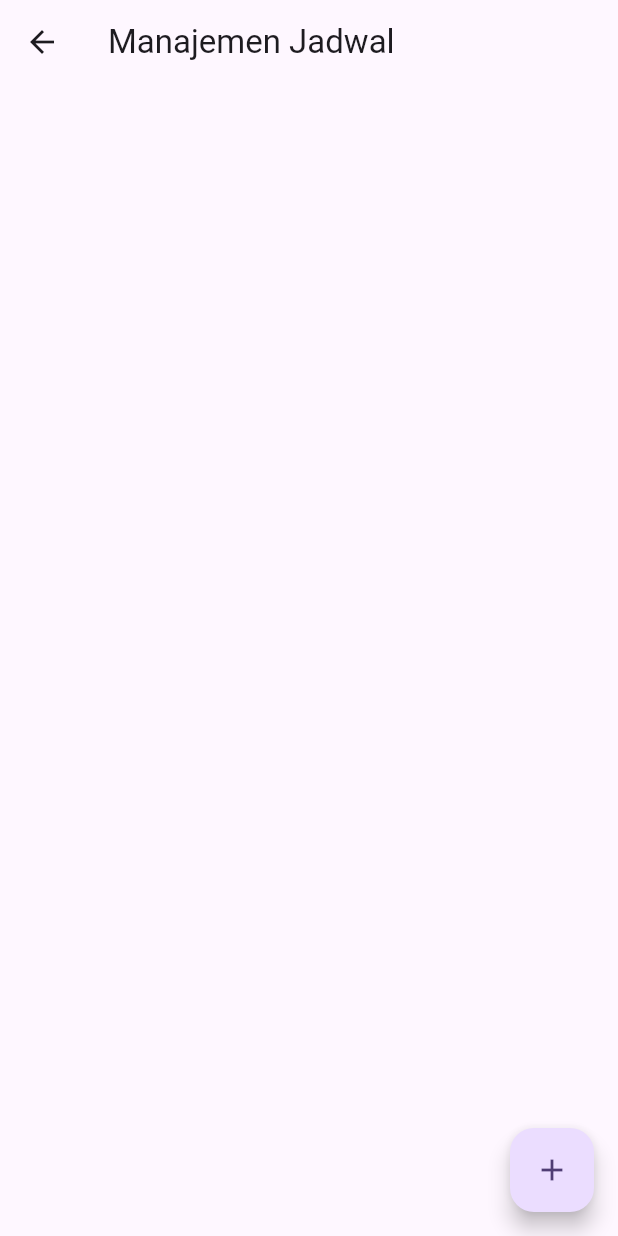
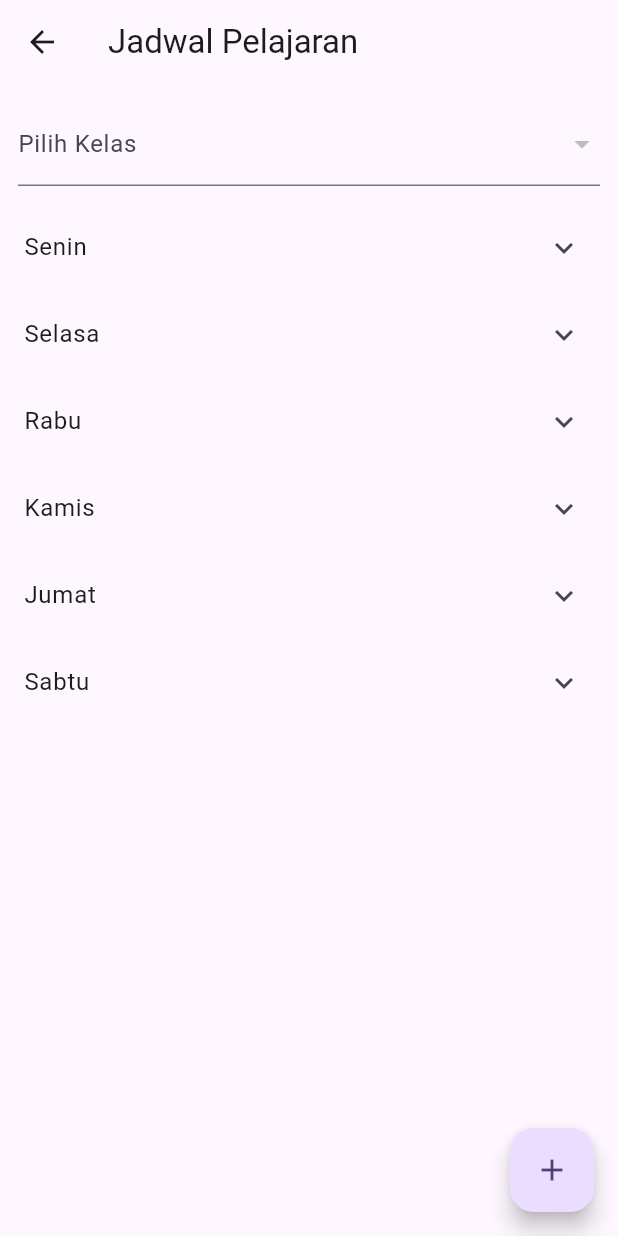
Before and after one commit to Abdurrafi07/SiHadir_20220140103_FE, a Flutter app: the JadwalScreen screen opened directly, on a phone screen of 412 x 824 dp. Run offline on Flutter 3.47's test engine with Material 3 defaults, Android fonts, the light colour scheme and no system bars; our stand-ins replace bloc, dartz, dropdown_button2, flutter_bloc, flutter_secure_storage; accounts and stored records are empty; network calls fail.

Commit message:
Menambahkan Filter Jadwal Per-kelas

```diff
--- a/lib/presentation/jadwal/jadwal_screen.dart
+++ b/lib/presentation/jadwal/jadwal_screen.dart
@@ -21,17 +21,24 @@ class _JadwalScreenState extends State<JadwalScreen> {
   List<JadwalModel> _jadwalList = [];
   List<KelasModel> _kelasList = [];
   List<MapelModel> _mapelList = [];
+  final List<String> _hariList = [
+    'Senin',
+    'Selasa',
+    'Rabu',
+    'Kamis',
+    'Jumat',
+    'Sabtu',
+  ];
 
-  final List<String> _hariList = ['Senin', 'Selasa', 'Rabu', 'Kamis', 'Jumat', 'Sabtu'];
-
+  KelasModel? _selectedKelas;
 
   @override
   void initState() {
     super.initState();
-    _loadData();
+    _loadAllData();
   }
 
-  Future<void> _loadData() async {
+  Future<void> _loadAllData() async {
     try {
       final jadwal = await _jadwalService.getAllJadwal();
       final kelas = await _kelasService.getAllKelas();
@@ -41,14 +48,41 @@ class _JadwalScreenState extends State<JadwalScreen> {
         _jadwalList = jadwal;
         _kelasList = kelas;
         _mapelList = mapel;
+        if (_kelasList.isNotEmpty) {
+          _selectedKelas ??= _kelasList.first;
+        }
       });
     } catch (e) {
-      debugPrint("[ERROR LOAD DATA] $e");
+      debugPrint("[LOAD ERROR] $e");
     }
   }
 
+  Map<String, List<JadwalModel>> _groupByHari(List<JadwalModel> list) {
+    final Map<String, List<JadwalModel>> map = {
+      'Senin': [],
+      'Selasa': [],
+      'Rabu': [],
+      'Kamis': [],
+      'Jumat': [],
+      'Sabtu': [],
+    };
+
+    for (var j in list) {
+      if (_selectedKelas != null && j.kelasId == _selectedKelas!.id) {
+        map[j.hari]?.add(j);
+      }
+    }
+    return map;
+  }
+
+  List<MapelModel> _filteredMapel(int? kelasId) {
+    if (kelasId == null) return [];
+    final namaKelas = _kelasList.firstWhere((k) => k.id == kelasId).namaKelas;
+    return _mapelList.where((m) => m.kelas.contains(namaKelas)).toList();
+  }
+
   void _showForm({JadwalModel? jadwal}) {
-    int? selectedKelasId = jadwal?.kelasId;
+    int? selectedKelasId = jadwal?.kelasId ?? _selectedKelas?.id;
     int? selectedMapelId = jadwal?.mapelId;
     String hari = jadwal?.hari ?? '';
     String jamMulai = jadwal?.jamMulai ?? '';
@@ -56,19 +90,24 @@ class _JadwalScreenState extends State<JadwalScreen> {
 
     showDialog(
       context: context,
-      builder: (ctx) => AlertDialog(
+      builder:
+          (ctx) => AlertDialog(
             title: Text(jadwal == null ? 'Tambah Jadwal' : 'Edit Jadwal'),
-        content: SingleChildScrollView(
-          child: StatefulBuilder(
-            builder: (context, setState) => Column(
+            content: StatefulBuilder(
+              builder:
+                  (context, setState) => SingleChildScrollView(
+                    child: Column(
                       children: [
                         DropdownButtonFormField<int>(
                           value: selectedKelasId,
                           decoration: const InputDecoration(labelText: 'Kelas'),
-                  items: _kelasList.map((k) => DropdownMenuItem(
+                          items:
+                              _kelasList.map((k) {
+                                return DropdownMenuItem(
                                   value: k.id,
                                   child: Text(k.namaKelas),
-                  )).toList(),
+                                );
+                              }).toList(),
                           onChanged: (val) {
                             setState(() {
                               selectedKelasId = val;
@@ -80,29 +119,46 @@ class _JadwalScreenState extends State<JadwalScreen> {
                         DropdownButtonFormField<int>(
                           value: selectedMapelId,
                           decoration: const InputDecoration(labelText: 'Mapel'),
-                  items: _filteredMapelList(selectedKelasId).map((m) => DropdownMenuItem(
+                          items:
+                              _filteredMapel(selectedKelasId).map((m) {
+                                return DropdownMenuItem(
                                   value: m.id,
                                   child: Text(m.namaMapel),
-                  )).toList(),
-                  onChanged: (val) => setState(() => selectedMapelId = val),
+                                );
+                              }).toList(),
+                          onChanged:
+                              (val) => setState(() => selectedMapelId = val),
                         ),
                         const SizedBox(height: 8),
                         DropdownButtonFormField<String>(
                           value: _hariList.contains(hari) ? hari : null,
                           decoration: const InputDecoration(labelText: 'Hari'),
-                  items: _hariList.map((h) => DropdownMenuItem(value: h, child: Text(h))).toList(),
+                          items:
+                              _hariList
+                                  .map(
+                                    (h) => DropdownMenuItem(
+                                      value: h,
+                                      child: Text(h),
+                                    ),
+                                  )
+                                  .toList(),
                           onChanged: (val) => setState(() => hari = val ?? ''),
                         ),
+
                         const SizedBox(height: 8),
-                TextField(
-                  decoration: const InputDecoration(labelText: 'Jam Mulai'),
-                  controller: TextEditingController(text: jamMulai),
+                        TextFormField(
+                          initialValue: jamMulai,
+                          decoration: const InputDecoration(
+                            labelText: 'Jam Mulai',
+                          ),
                           onChanged: (val) => jamMulai = val,
                         ),
                         const SizedBox(height: 8),
-                TextField(
-                  decoration: const InputDecoration(labelText: 'Jam Selesai'),
-                  controller: TextEditingController(text: jamSelesai),
+                        TextFormField(
+                          initialValue: jamSelesai,
+                          decoration: const InputDecoration(
+                            labelText: 'Jam Selesai',
+                          ),
                           onChanged: (val) => jamSelesai = val,
                         ),
                       ],
@@ -110,11 +166,24 @@ class _JadwalScreenState extends State<JadwalScreen> {
                   ),
             ),
             actions: [
-          TextButton(onPressed: () => Navigator.pop(ctx), child: const Text('Batal')),
+              TextButton(
+                onPressed: () => Navigator.pop(ctx),
+                child: const Text("Batal"),
+              ),
               ElevatedButton(
                 onPressed: () async {
-              if (selectedKelasId == null || selectedMapelId == null || hari.isEmpty || jamMulai.isEmpty || jamSelesai.isEmpty) {
-                ScaffoldMessenger.of(context).showSnackBar(const SnackBar(content: Text('Semua field wajib diisi')));
+                  if ([
+                    selectedKelasId,
+                    selectedMapelId,
+                    hari,
+                    jamMulai,
+                    jamSelesai,
+                  ].any(
+                    (e) => e == null || (e is String && e.trim().isEmpty),
+                  )) {
+                    ScaffoldMessenger.of(context).showSnackBar(
+                      const SnackBar(content: Text("Semua field wajib diisi")),
+                    );
                     return;
                   }
 
@@ -137,54 +206,98 @@ class _JadwalScreenState extends State<JadwalScreen> {
                         jamSelesai: jamSelesai,
                       );
                     }
+
                     Navigator.pop(ctx);
-                _loadData();
+                    _loadAllData();
                   } catch (e) {
-                ScaffoldMessenger.of(context).showSnackBar(SnackBar(content: Text('Gagal menyimpan: $e')));
+                    ScaffoldMessenger.of(context).showSnackBar(
+                      SnackBar(content: Text("Gagal menyimpan: $e")),
+                    );
                   }
                 },
-            child: const Text('Simpan'),
+                child: const Text("Simpan"),
               ),
             ],
           ),
     );
   }
 
-  List<MapelModel> _filteredMapelList(int? kelasId) {
-    if (kelasId == null) return [];
-    final namaKelas = _kelasList.firstWhere((k) => k.id == kelasId).namaKelas;
-    return _mapelList.where((mapel) => mapel.kelas.contains(namaKelas)).toList();
-  }
-
   @override
   Widget build(BuildContext context) {
+    final grouped = _groupByHari(_jadwalList);
+
     return Scaffold(
-      appBar: AppBar(title: const Text("Manajemen Jadwal")),
-      body: ListView.builder(
-        itemCount: _jadwalList.length,
-        itemBuilder: (ctx, index) {
-          final jadwal = _jadwalList[index];
+      appBar: AppBar(title: const Text("Jadwal Pelajaran")),
+      body: Column(
+        children: [
+          Padding(
+            padding: const EdgeInsets.all(12),
+            child: DropdownButtonFormField<KelasModel>(
+              value: _selectedKelas,
+              decoration: const InputDecoration(labelText: "Pilih Kelas"),
+              items:
+                  _kelasList
+                      .map(
+                        (k) => DropdownMenuItem(
+                          value: k,
+                          child: Text(k.namaKelas),
+                        ),
+                      )
+                      .toList(),
+              onChanged: (val) => setState(() => _selectedKelas = val),
+            ),
+          ),
+          Expanded(
+            child: ListView(
+              children:
+                  grouped.entries.map((entry) {
+                    final hari = entry.key;
+                    final list = entry.value;
+
+                    return ExpansionTile(
+                      title: Text(hari),
+                      children:
+                          list.isEmpty
+                              ? [
+                                const ListTile(title: Text("Tidak ada jadwal")),
+                              ]
+                              : list.map((j) {
                                 return ListTile(
-            title: Text('${jadwal.namaKelas} - ${jadwal.namaMapel}'),
-            subtitle: Text('${jadwal.hari}, ${jadwal.jamMulai} - ${jadwal.jamSelesai}'),
+                                  title: Text(
+                                    "${j.jamMulai} - ${j.jamSelesai}",
+                                  ),
+                                  subtitle: Text(j.namaMapel ?? "-"),
                                   trailing: Row(
                                     mainAxisSize: MainAxisSize.min,
                                     children: [
                                       IconButton(
-                  icon: const Icon(Icons.edit),
-                  onPressed: () => _showForm(jadwal: jadwal),
+                                        icon: const Icon(
+                                          Icons.edit,
+                                          color: Colors.blue,
+                                        ),
+                                        onPressed: () => _showForm(jadwal: j),
                                       ),
                                       IconButton(
-                  icon: const Icon(Icons.delete, color: Colors.red),
+                                        icon: const Icon(
+                                          Icons.delete,
+                                          color: Colors.red,
+                                        ),
                                         onPressed: () async {
-                    await _jadwalService.deleteJadwal(jadwal.id);
-                    _loadData();
+                                          await _jadwalService.deleteJadwal(
+                                            j.id,
+                                          );
+                                          _loadAllData();
                                         },
                                       ),
                                     ],
                                   ),
                                 );
-        },
+                              }).toList(),
+                    );
+                  }).toList(),
+            ),
+          ),
+        ],
       ),
       floatingActionButton: FloatingActionButton(
         onPressed: () => _showForm(),
```
Lines whose indentation alone changed are shown as unchanged.
